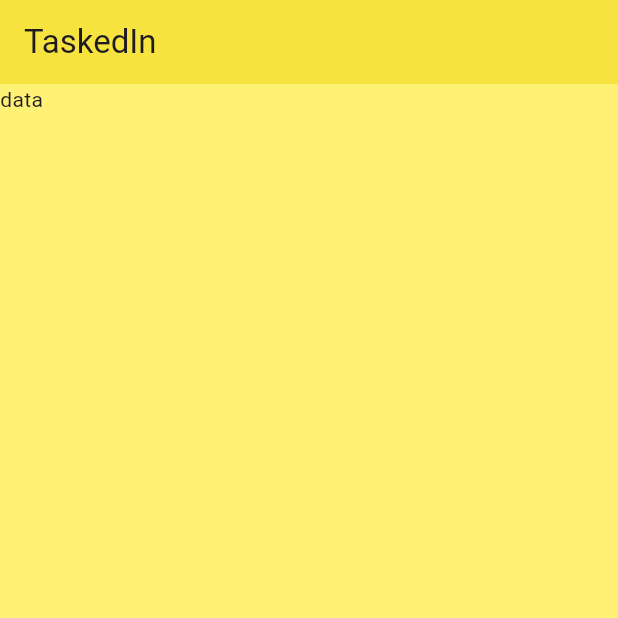
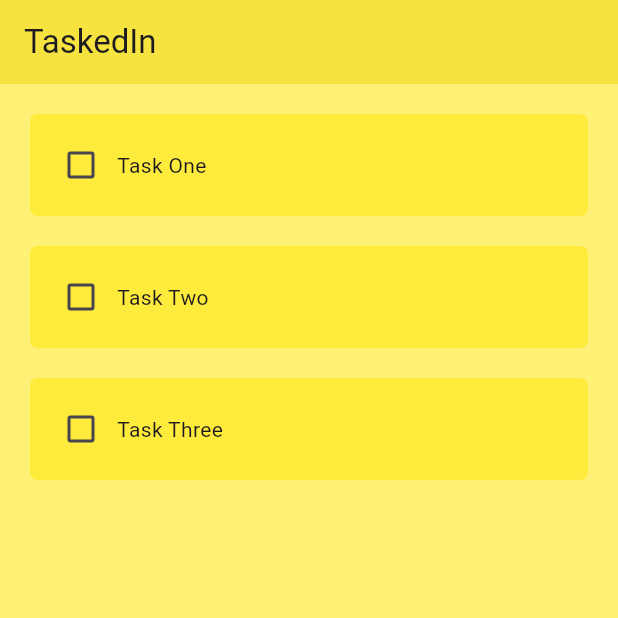
Before and after one commit to taskedin/taskedin, a Flutter app: the screen it shows after launch, on a phone screen of 412 x 824 dp, the top half of it. Run offline on Flutter 3.47's test engine with Material 2 defaults, Android fonts, the phone set to English and light mode, and no system bars.

Commit message:
Tile elements are created.

```diff
--- /dev/null
+++ b/lib/taskedin_home_page/element/todo_tile_element.dart
@@ -0,0 +1,43 @@
+import 'package:flutter/material.dart';
+
+class TodoTileElement extends StatelessWidget {
+  const TodoTileElement({
+    super.key,
+    required this.taskName,
+    required this.taskCompleted,
+    this.onChange,
+  });
+
+  final String taskName;
+  final bool taskCompleted;
+  final Function(bool?)? onChange;
+
+  @override
+  Widget build(BuildContext context) {
+    return Padding(
+      padding: const EdgeInsets.only(
+        top: 20.0,
+        bottom: 0.0,
+        left: 20.0,
+        right: 20.0,
+      ),
+      child: Container(
+        padding: const EdgeInsets.all(10.0),
+        decoration: BoxDecoration(
+          color: Theme.of(context).primaryColor,
+          borderRadius: BorderRadius.circular(5),
+        ),
+        child: Row(
+          children: [
+            Checkbox(
+              value: taskCompleted,
+              onChanged: onChange,
+              // TODO: add the color theme
+            ),
+            Text(taskName),
+          ],
+        ),
+      ),
+    );
+  }
+}
--- a/lib/taskedin_home_page/taskedin_home_page.dart
+++ b/lib/taskedin_home_page/taskedin_home_page.dart
@@ -1,9 +1,28 @@
 import 'package:flutter/material.dart';
+import 'package:taskedin/taskedin_home_page/element/todo_tile_element.dart';
 
-class TaskedinHomePage extends StatelessWidget {
+class TaskedinHomePage extends StatefulWidget {
   const TaskedinHomePage({super.key, required this.title});
 
   final String title;
+
+  @override
+  State<TaskedinHomePage> createState() => _TaskedinHomePageState();
+}
+
+class _TaskedinHomePageState extends State<TaskedinHomePage> {
+
+  List toDoList = [
+    ['Task One', false],
+    ['Task Two', false],
+    ['Task Three', false],
+  ];
+
+  void onChange(bool? value, int index) {
+    setState(() {
+      toDoList[index][1] = !toDoList[index][1];
+    });
+  }
 
   @override
   Widget build(BuildContext context) {
@@ -11,13 +30,18 @@ class TaskedinHomePage extends StatelessWidget {
       backgroundColor: Theme.of(context).canvasColor,
       appBar: AppBar(
         backgroundColor: Theme.of(context).primaryColor,
-        title: Text(title),
+        title: Text(widget.title),
         elevation: 1,
       ),
-      body: ListView(
-        children: const [
-          Text('data'),
-        ],
+      body: ListView.builder(
+        itemCount: toDoList.length,
+        itemBuilder: (context, index) {
+          return TodoTileElement(
+            taskName: toDoList[index][0],
+            taskCompleted: toDoList[index][1],
+            onChange: (value) => onChange(value, index),
+          );
+        },
       ),
     );
   }
```
